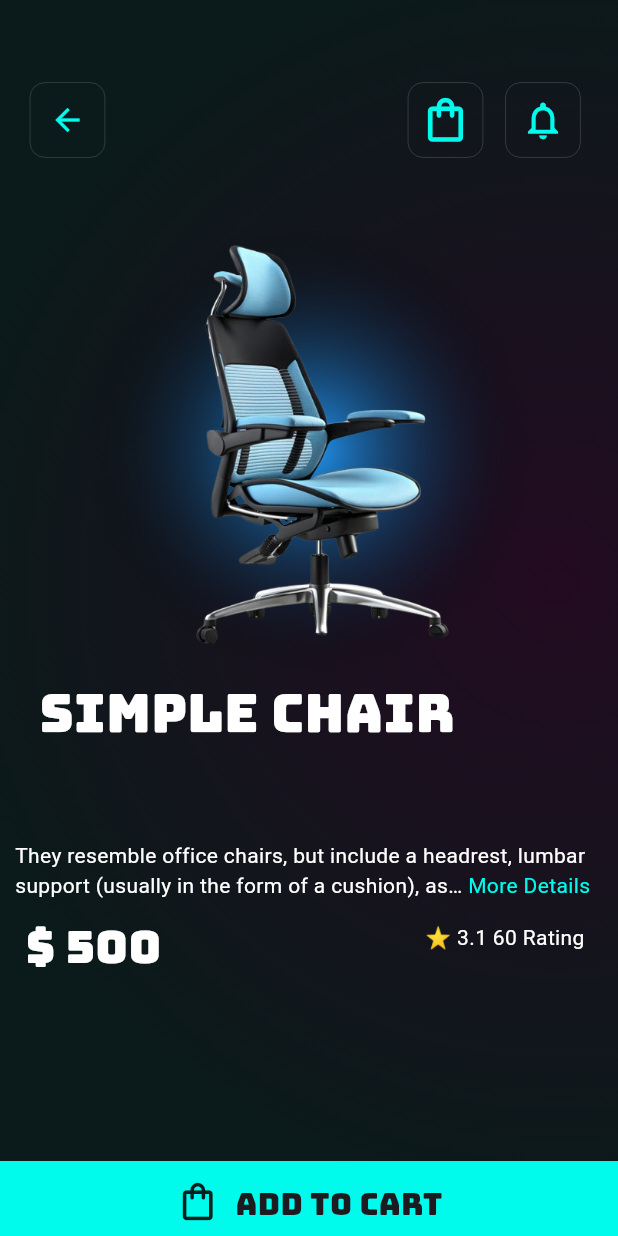
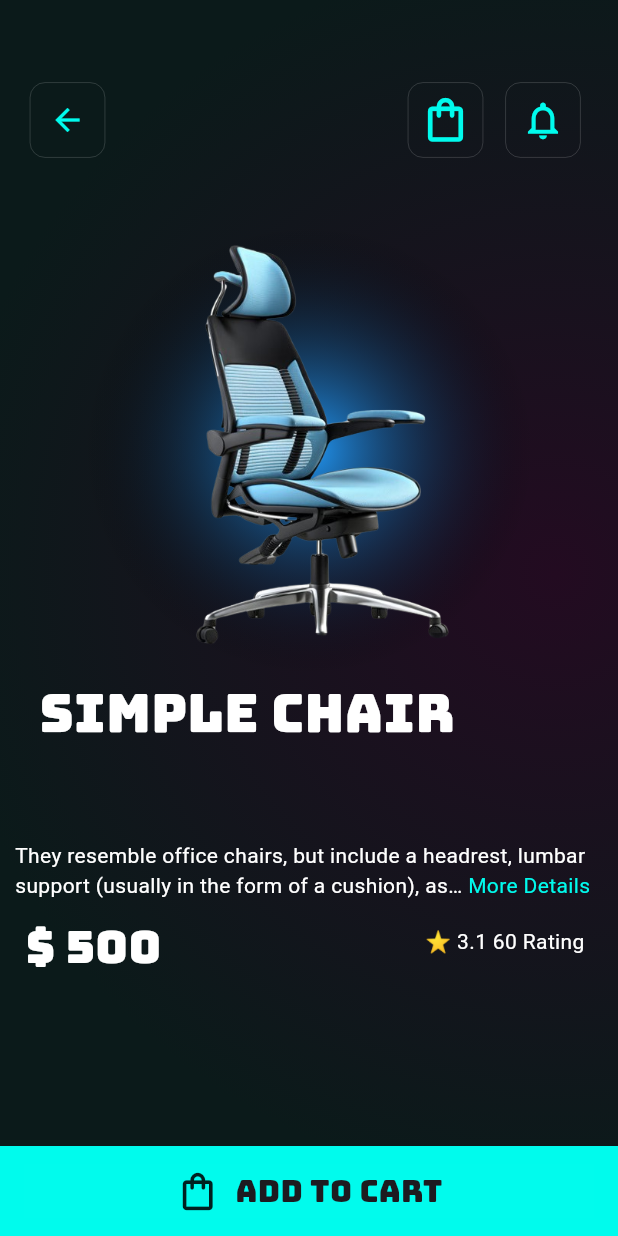
Before and after one commit to Prafulpatnecha/ecommerce_application, a Flutter app: the screen it shows after launch, after a tap on "Simple Chair", on a phone screen of 412 x 824 dp. Run offline on Flutter 3.47's test engine with Material 3 defaults, Android fonts, the phone set to English and light mode, and no system bars; drawn by our look-alikes of readmore; our stand-ins replace google_fonts.

Commit message:
20-04-24

```diff
--- a/lib/add_to_cart/cartdetails.dart
+++ b/lib/add_to_cart/cartdetails.dart
@@ -74,12 +74,13 @@ class _CartPageState extends State<CartPage> {
                                 cart[index]['inc_dec']++;
                               });
                             },
-                            child: containerAddAndDec(iconadd: Icon(Icons.exposure_plus_1,color: menuColor,)),
+                            child: containerAddAndDec(iconadd: Icon(Icons.exposure_plus_1,color: menuColor,),),
                           ),geste: GestureDetector(
                             onTap: () {
                               setState(() {
                                 for(int i=0;i<cart[index]['inc_dec'];i++){
                                 totalbill=(totalbill-cart[index]['priceimage']).toInt();}
+                                // cartlent--;
                                 cart[index]['inc_dec']=1;
                                 cart[index]['cartbool']=false;
                                 cart[index]['price']=0;
--- a/lib/controller/controllerallfiles.dart
+++ b/lib/controller/controllerallfiles.dart
@@ -2,6 +2,7 @@ import 'package:flutter/material.dart';
 import '../add_to_cart/cartdetails.dart';
 import '../display_screen/display_products.dart';
 import '../homepage/components/class_homepage/class_homepage_ui.dart';
+import '../on_screen/screenondata.dart';
 
 class Ecommerce extends StatelessWidget {
   const Ecommerce({super.key});
@@ -11,8 +12,9 @@ class Ecommerce extends StatelessWidget {
     return MaterialApp(
       debugShowCheckedModeBanner: false,
       title: 'Akhilsir',
-      initialRoute: "/",
+      initialRoute: "/view",
       routes: {
+        "/view":(context) => OnScreen(),
         "/": (context) => HomePage(),
         "/home":(context) => DisplayProductsLine(),
         "/cartdetails":(context)=> CartPage(),
--- a/lib/display_screen/display_products.dart
+++ b/lib/display_screen/display_products.dart
@@ -62,7 +62,7 @@ class _DisplayProductsLineState extends State<DisplayProductsLine> {
           child: BottomAppBar(
             //todo<<<<<<<<<<<<<<<<<<<<<<<<<<<<<<<<<[Navigationbar]<<<<<<<<<<<<<<<<<<<<<<<<<<<<<<<<<<<
             color: menuColor,
-            height: 50,
+            height: 60,
             child: bottomNavigationcart(),
           ),
         ),
--- a/lib/display_screen/home/Components/container_display_products.dart
+++ b/lib/display_screen/home/Components/container_display_products.dart
@@ -110,8 +110,8 @@ Widget containerDisplayTextFull() {
               Stack(
                 children: [
                   SizedBox(
-                    height: 35,
-                    width: 130,
+                    height: 40,
+                    width: 140,
                     // color: Colors.blue,
                     child: Text(
                       ' \$ ${(pagesbool==true)?productList[selectindex]['priceimage']:productList1[selectindex]['priceimage']}',
--- a/lib/display_screen/home/Components/rowusing_display.dart
+++ b/lib/display_screen/home/Components/rowusing_display.dart
@@ -1,16 +1,20 @@
 import 'package:ecommerce_application/homepage/components/listdatafind.dart';
+import 'package:ecommerce_application/homepage/util/colors.dart';
 import 'package:flutter/material.dart';
 import 'package:google_fonts/google_fonts.dart';
 
 Widget bottomNavigationcart()
 {
-  return Row(
+  return Container(
+    color: const Color(0x01ffffff),
+    child: Row(
       mainAxisAlignment: MainAxisAlignment.center,
       children: [
         const Icon(Icons.shopping_bag_outlined,size: 30),
         const SizedBox(width: 10,),
         Text('ADD TO CART',style: GoogleFonts.bungee(textStyle: const TextStyle(fontSize: 20,height: 1.7),),),
       ],
+    ),
   );
 }
 
--- a/lib/homepage/components/class_homepage/class_homepage_ui.dart
+++ b/lib/homepage/components/class_homepage/class_homepage_ui.dart
@@ -1,7 +1,9 @@
 // import 'package:flutter/cupertino.dart';
 import 'package:ecommerce_application/homepage/components/class_homepage/rosandcoluman.dart';
 import 'package:ecommerce_application/homepage/util/colors.dart';
+import 'package:flutter/cupertino.dart';
 import 'package:flutter/material.dart';
+import 'package:flutter/widgets.dart';
 
 import '../listdatafind.dart';
 import 'containerdata.dart';
@@ -54,10 +56,17 @@ class _HomePageState extends State<HomePage> {
                       onTap: () {
                         Navigator.of(context).pushNamed('/cartdetails');
                       },
-                      child: Icon(
-                        Icons.shopping_bag_outlined,
-                        size: 35,
-                        color: menuColor,
+                      child: Stack(
+                        children: [
+                          Align(
+                            child: Icon(
+                              Icons.shopping_bag_outlined,
+                              size: 35,
+                              color: menuColor,
+                            ),
+                          ),
+                          // todo<---===================================[cart Counter Not Use But Work Line 170]======================================
+                        ],
                       ),
                     ),
                   ),
@@ -109,8 +118,17 @@ class _HomePageState extends State<HomePage> {
                                           ['textimage'],
                                       priceimage: productList[index]
                                           ['priceimage'],
-                                      iconimage: productList[index]
-                                          ['iconimage'],
+                                      iconimagegast: GestureDetector(
+                                        onTap: () {
+                                          if (productList[index]['cartbool'] == false) {
+                                            productList[index]['price'] = productList[index]['priceimage'];
+                                            totalbill = productList[index]['priceimage']+totalbill;
+                                            cart.add(productList[index]);
+                                            productList[index]['cartbool'] = true;
+                                          }
+                                        },
+                                        child: containerAddIcon(iconimage: productList1[index]['iconimage'],),
+                                      ),
                                       imageproduct: productList[index]
                                           ['imageproduct'],
                                       colorback: productList[index]
@@ -133,8 +151,17 @@ class _HomePageState extends State<HomePage> {
                                           ['textimage'],
                                       priceimage: productList1[index]
                                           ['priceimage'],
-                                      iconimage: productList1[index]
-                                          ['iconimage'],
+                                      iconimagegast: GestureDetector(
+                                        onTap: () {
+                                          if (productList1[index]['cartbool'] == false) {
+                                            productList1[index]['price'] = productList1[index]['priceimage'];
+                                            totalbill = productList1[index]['priceimage']+totalbill;
+                                            cart.add(productList1[index]);
+                                            productList1[index]['cartbool'] = true;
+                                          }
+                                        },
+                                        child: containerAddIcon(iconimage: productList1[index]['iconimage'],),
+                                      ),
                                       imageproduct: productList1[index]
                                           ['imageproduct'],
                                       colorback: productList1[index]
@@ -158,3 +185,34 @@ class _HomePageState extends State<HomePage> {
 }
 
 bool pagesbool = true;
+                          // Align(
+                          //   alignment: Alignment(0, 0.2),
+                          //   child: Container(
+                          //     height: 18,
+                          //     width: 17,
+                          //     decoration: BoxDecoration(
+                          //       color: Colors.red,
+                          //       // shape: BoxShape.circle
+                          //     ),
+                          //     child: Container(
+                          //       // color: Colors.greenAccent,
+                          //       child: Column(
+                          //           mainAxisAlignment: MainAxisAlignment.center,
+                          //           children: [
+                          //             Row(
+                          //                 children: List.generate(
+                          //               cart.length,
+                          //               (index) {
+                          //
+                          //                 return Container();
+                          //               },
+                          //             )),
+                          //             Text(
+                          //               cart.length.toString(),
+                          //               style: TextStyle(
+                          //                   color: Colors.white, fontSize: 10),
+                          //             ),
+                          //           ]),
+                          //     ),
+                          //   ),
+                          // )
--- a/lib/homepage/components/class_homepage/containerdata.dart
+++ b/lib/homepage/components/class_homepage/containerdata.dart
@@ -144,7 +144,7 @@ Widget containerScreenChanges({
 Widget containerScreenChangesText(
     {required var textimage,
     required var priceimage,
-    required Icon iconimage}) {
+    required GestureDetector iconimagegast}) {
   return Container(
     width: 150,
     height: 75,
@@ -178,13 +178,7 @@ Widget containerScreenChangesText(
               ),
             ),
             const Spacer(),
-            Container(
-              // alignment: Alignment.center,
-              height: 30, width: 30,
-              decoration: BoxDecoration(
-                  color: menuColor, borderRadius: BorderRadius.circular(2)),
-              child: iconimage,
-            ),
+            iconimagegast,
             const SizedBox(
               width: 5,
             )
@@ -197,3 +191,13 @@ Widget containerScreenChangesText(
     ),
   );
 }
+
+Container containerAddIcon({required Icon iconimage}) {
+  return Container(
+            // alignment: Alignment.center,
+            height: 30, width: 30,
+            decoration: BoxDecoration(
+                color: menuColor, borderRadius: BorderRadius.circular(2)),
+            child: iconimage,
+          );
+}
--- a/lib/homepage/components/class_homepage/rosandcoluman.dart
+++ b/lib/homepage/components/class_homepage/rosandcoluman.dart
@@ -1,6 +1,7 @@
 // import 'dart:js';
 
 import 'package:ecommerce_application/homepage/util/colors.dart';
+import 'package:flutter/cupertino.dart';
 // import 'package:flutter/cupertino.dart';
 import 'package:flutter/material.dart';
 import 'package:google_fonts/google_fonts.dart';
@@ -74,12 +75,12 @@ Widget rowText() {
 
 Widget columnScreenChanges({required Color colorback,
   required AssetImage imageproduct,
-  required String textimage,required var priceimage,required Icon iconimage})
+  required String textimage,required var priceimage,required GestureDetector iconimagegast})
 {
   return Column(
     children: [
       containerScreenChanges(colorback: colorback,imageproduct: imageproduct,),
-      containerScreenChangesText(iconimage: iconimage,priceimage: priceimage,textimage: textimage),
+      containerScreenChangesText(iconimagegast: iconimagegast,priceimage: priceimage,textimage: textimage),
     ],
   );
 }
--- a/lib/homepage/components/listdatafind.dart
+++ b/lib/homepage/components/listdatafind.dart
@@ -3,7 +3,8 @@ import 'package:flutter/material.dart';
 // import 'package:flutter/material.dart';
 // int inc_dec=1;
 int totalbill=0;
-
+int i=1;
+int cartlent=cart.length;
 List cart=[];
 List productList = [
   {
--- a/lib/homepage/util/colors.dart
+++ b/lib/homepage/util/colors.dart
@@ -5,4 +5,5 @@ Color backgroundCol=const Color(0xff230b21);
 Color backgroundCol2= const Color(0xff0b1a1a);
 Color textColor= const Color(0x6400fbed);
 Color backColor=const Color(0xff042f2e);
+Color showColor=const Color(0x01ffffff);
 // Color textColor= Color(0xff043f37);
--- a/lib/homepage/util/image.dart
+++ b/lib/homepage/util/image.dart
@@ -18,3 +18,4 @@ AssetImage p15=const AssetImage('assets/images/p15.png');
 AssetImage p16=const AssetImage('assets/images/p16.png');
 AssetImage p17=const AssetImage('assets/images/p17.png');
 AssetImage p18=const AssetImage('assets/images/p18.png');
+AssetImage b1=const AssetImage('assets/b1.png');
--- /dev/null
+++ b/lib/on_screen/screenondata.dart
@@ -0,0 +1,70 @@
+// import 'dart:async';
+
+import 'dart:async';
+
+// import 'package:ecommerce_application/homepage/components/class_homepage/class_homepage_ui.dart';
+import 'package:ecommerce_application/homepage/util/colors.dart';
+import 'package:flutter/material.dart';
+
+import '../homepage/util/image.dart';
+class OnScreen extends StatefulWidget {
+  const OnScreen({super.key});
+
+  @override
+  State<OnScreen> createState() => _OnScreenState();
+}
+
+class _OnScreenState extends State<OnScreen> {
+  @override
+  void initState()
+  {
+    super.initState();
+  }
+  @override
+  Widget build(BuildContext context) {
+    Timer(
+      const Duration(seconds: 3),()=>Navigator.of(context).pushReplacementNamed('/'),
+    );
+    double h=MediaQuery.of(context).size.height;
+    double w=MediaQuery.of(context).size.width;
+    return Scaffold(
+      backgroundColor: backColor,
+      body: Container(
+        height: h,
+        width: w,
+        // color: Colors.orange,
+        decoration: BoxDecoration(
+          gradient: RadialGradient(
+            colors: [
+              backgroundCol,
+              backgroundCol2
+            ],
+            radius: 1,
+            center: const Alignment(0.8,0.1)
+          ),
+        ),
+        child: Stack(
+          children: [
+            Container(
+              // height: 300,
+              // width: 300,
+              decoration: BoxDecoration(
+              gradient: RadialGradient(
+                colors: [
+                  backgroundCol2,
+                  Colors.black12,
+                ],
+                    radius: 1,
+              ),
+                image: DecorationImage(
+                  image: b1,
+                )
+              ),
+              // child: ,
+            ),
+          ],
+        ),
+      ),
+    );
+  }
+}
--- a/pubspec.yaml
+++ b/pubspec.yaml
@@ -83,7 +83,7 @@ flutter:
     - assets/images/p16.png
     - assets/images/p17.png
     - assets/images/p18.png
-#    - assets/images/p1.png
+    - assets/b1.png
 #    - assets/images/p1.png
 #    - assets/images/p1.png
 #    - assets/images/p1.png
```
Also changed, not shown: assets/b1.png (added), pubspec.lock. Lines whose indentation alone changed are shown as unchanged.
